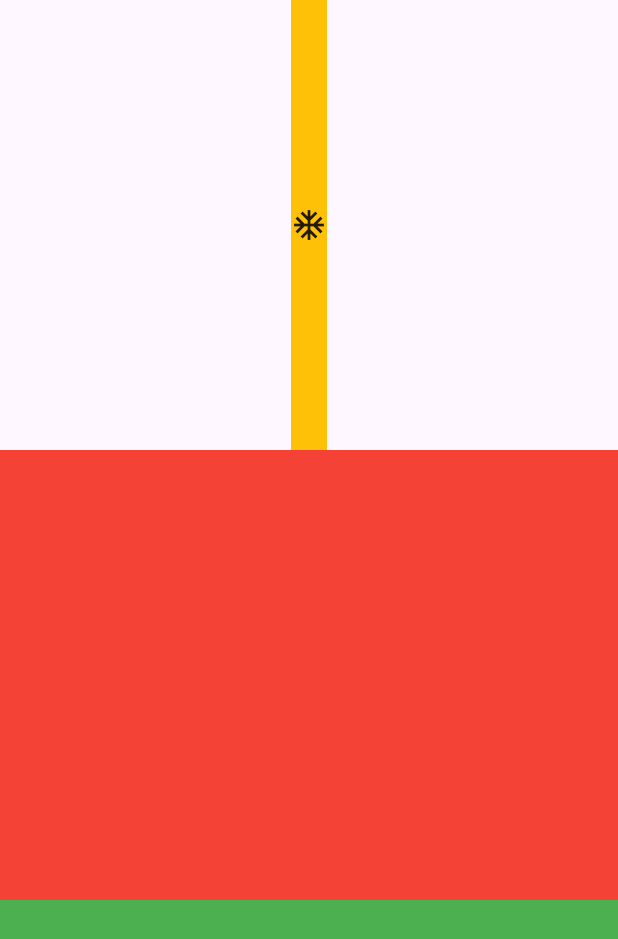
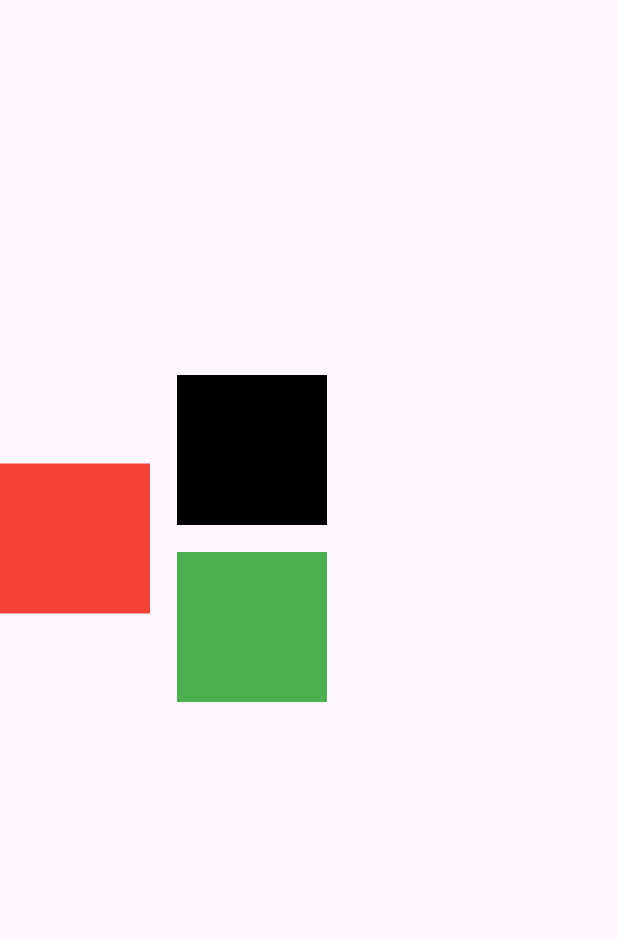
Before and after one commit to MohamedHamedAbdulhakam/adaptive_and_responsive_ui, a Flutter app: the screen it shows after launch, on a phone screen of 412 x 824 dp. Shown: the top 939 px of the screen. Run offline on Flutter 3.47's test engine with Material 3 defaults, Android fonts, the light colour scheme and no system bars.

```diff
--- a/lib/main.dart
+++ b/lib/main.dart
@@ -13,30 +13,32 @@ class FlexibleWidget extends StatelessWidget {
   Widget build(BuildContext context) {
     return MaterialApp(
       home: Scaffold(
-        body: Column(
-          children: [
-            Flexible(
-              child: FittedBox(
-                child: Icon(Icons.import_contacts_sharp,
-                size: 200,),
-              ),
-            ),
-            Container(
-              height: 300,
-              color: Colors.amber,
-              child: FittedBox(
-                fit: BoxFit.scaleDown,
-                child: Icon(Icons.ac_unit)),
-            ),
-            Container(
-              height: 300,
-              color: Colors.red,
-            ),
-            Container(
-              height: 300,
-              color: Colors.green,
-            ),
-          ],
+        body: SingleChildScrollView(
+          child: Column(
+            children: [
+              SizedBox(height: 250,),
+              Row(children: [
+                Container(
+                  height: 100,
+                  width: 100,
+                  color: Colors.red,),
+                SizedBox(height: 18,
+                width: 18,
+                ),
+                Column(children: [
+                    Container(color: Colors.black,
+                    height: 100,
+                  width: 100,),
+                    SizedBox(height: 18,),
+                     Container(color: Colors.green,
+                     height: 100,
+                  width: 100,)
+
+                ],)
+              ],)
+
+            ],
+          ),
         ),
       ),
     );
```
